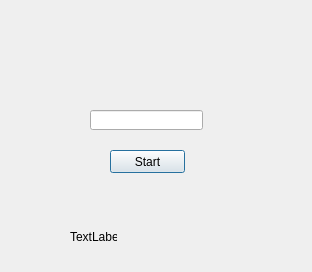
The window that lab3_2/alarm_clock.ui (AndrikB/2-Course) describes before a commit, drawn with Qt 5.
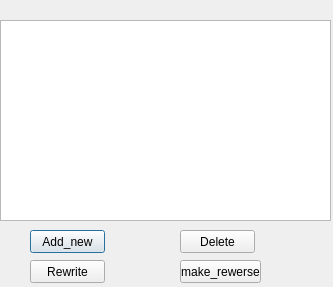
The same window after the commit.

Commit message: alarm clock is full working; add list of clocks, opotunity to on/of it, correct input, delete alarm;

Patch:
```diff
--- a/lab3_2/alarm_clock.ui
+++ b/lab3_2/alarm_clock.ui
@@ -6,47 +6,73 @@
    <rect>
     <x>0</x>
     <y>0</y>
-    <width>312</width>
-    <height>272</height>
+    <width>333</width>
+    <height>287</height>
    </rect>
   </property>
   <property name="windowTitle">
    <string>Dialog</string>
   </property>
-  <widget class="QLineEdit" name="Time">
-   <property name="geometry">
-    <rect>
-     <x>90</x>
-     <y>110</y>
-     <width>113</width>
-     <height>20</height>
-    </rect>
-   </property>
-  </widget>
   <widget class="QPushButton" name="Start_alarm">
    <property name="geometry">
     <rect>
-     <x>110</x>
-     <y>150</y>
+     <x>30</x>
+     <y>230</y>
      <width>75</width>
      <height>23</height>
     </rect>
    </property>
    <property name="text">
-    <string>Start</string>
+    <string>Add_new</string>
    </property>
   </widget>
-  <widget class="QLabel" name="label">
+  <widget class="QListWidget" name="listWidget">
    <property name="geometry">
     <rect>
-     <x>70</x>
+     <x>0</x>
+     <y>20</y>
+     <width>331</width>
+     <height>201</height>
+    </rect>
+   </property>
+  </widget>
+  <widget class="QPushButton" name="rewrite">
+   <property name="geometry">
+    <rect>
+     <x>30</x>
+     <y>260</y>
+     <width>75</width>
+     <height>23</height>
+    </rect>
+   </property>
+   <property name="text">
+    <string>Rewrite</string>
+   </property>
+  </widget>
+  <widget class="QPushButton" name="opposition">
+   <property name="geometry">
+    <rect>
+     <x>180</x>
+     <y>260</y>
+     <width>81</width>
+     <height>23</height>
+    </rect>
+   </property>
+   <property name="text">
+    <string>make_rewerse</string>
+   </property>
+  </widget>
+  <widget class="QPushButton" name="Delete">
+   <property name="geometry">
+    <rect>
+     <x>180</x>
      <y>230</y>
-     <width>47</width>
-     <height>13</height>
+     <width>75</width>
+     <height>23</height>
     </rect>
    </property>
    <property name="text">
-    <string>TextLabel</string>
+    <string>Delete</string>
    </property>
   </widget>
  </widget>
```
The commit also changes 11 other files.
